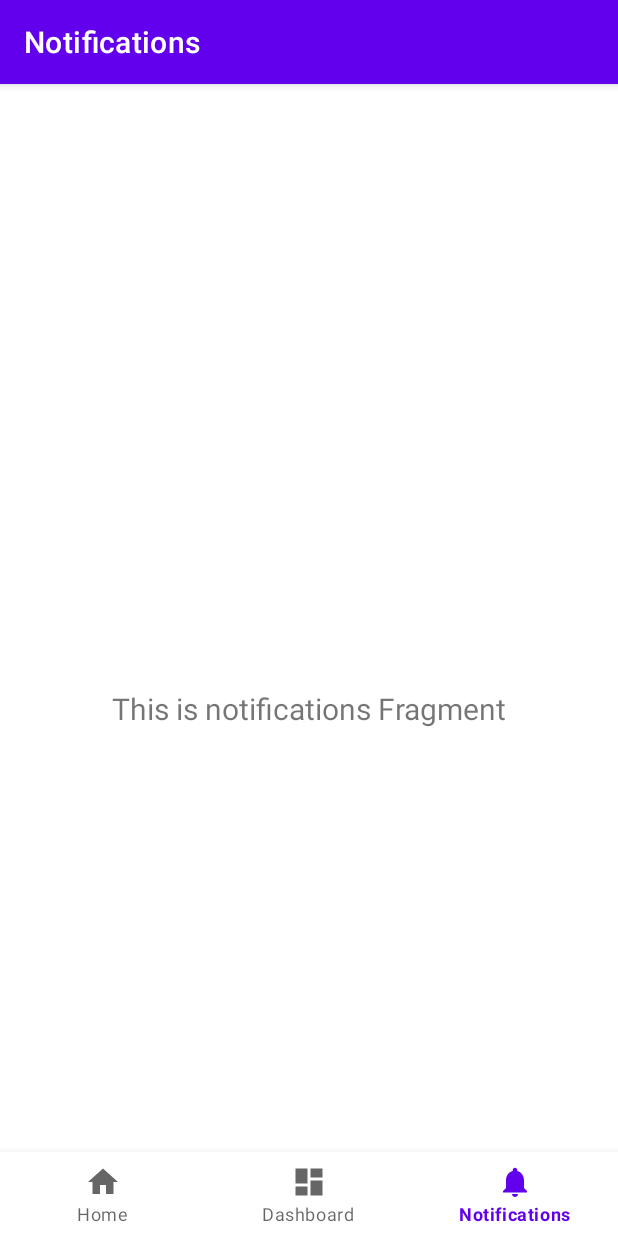
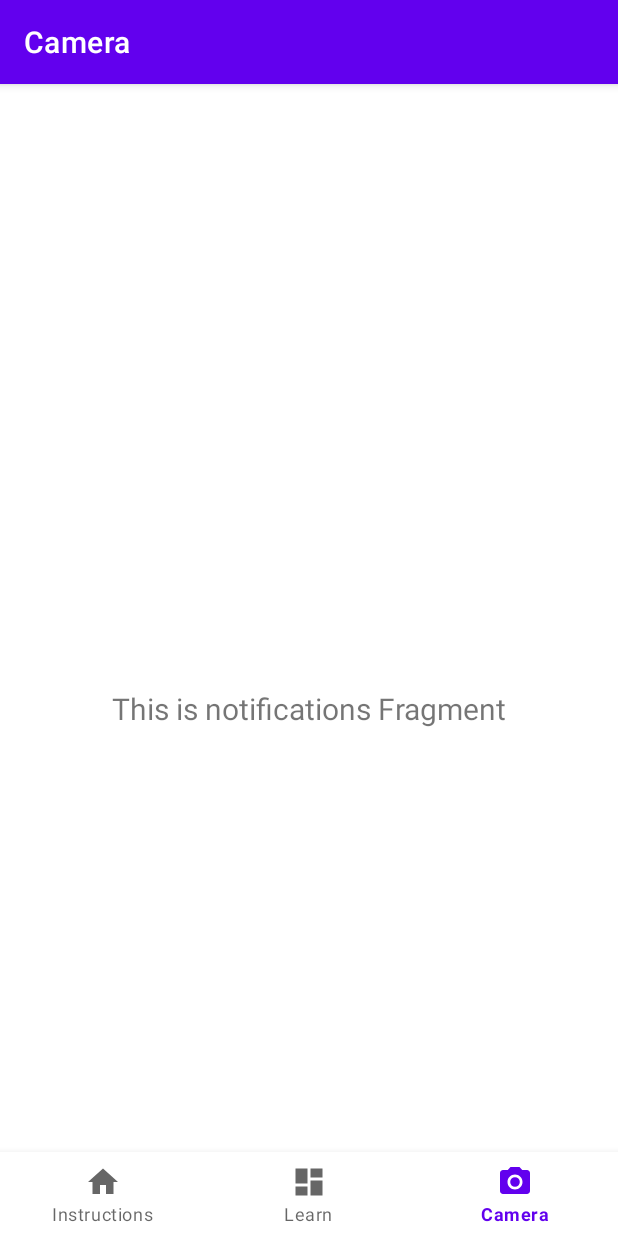
Before and after one commit to samielmadani/ArabicLingo, an Android app: the screen it shows after launch (MainActivity), item 3 of the bottom bar chosen, on a phone screen of 412 x 824 dp. Run offline under Robolectric (Android 15) with nearby library versions, the phone set to English and light mode, and no system bars; our stand-ins replace navigation-ui.

Commit message:
Your commit message here

```diff
--- a/app/build.gradle
+++ b/app/build.gradle
@@ -5,7 +5,7 @@
 
 android {
     namespace 'com.example.arabiclingo'
-    compileSdk 33
+    compileSdk 34
 
     defaultConfig {
         applicationId "com.example.arabiclingo"
--- a/app/src/main/java/com/example/arabiclingo/ui/home/HomeViewModel.kt
+++ b/app/src/main/java/com/example/arabiclingo/ui/home/HomeViewModel.kt
@@ -7,7 +7,7 @@
 class HomeViewModel : ViewModel() {
 
     private val _text = MutableLiveData<String>().apply {
-        value = "This is home Fragment"
+        value = "Welcome to ArabicLingo!"
     }
     val text: LiveData<String> = _text
 }
--- /dev/null
+++ b/app/src/main/res/drawable/ic_camera_black_24dp.xml
@@ -0,0 +1,6 @@
+<vector android:height="24dp" android:tint="#000000"
+    android:viewportHeight="24" android:viewportWidth="24"
+    android:width="24dp" xmlns:android="http://schemas.android.com/apk/res/android">
+    <path android:fillColor="@android:color/white" android:pathData="M12,12m-3.2,0a3.2,3.2 0,1 1,6.4 0a3.2,3.2 0,1 1,-6.4 0"/>
+    <path android:fillColor="@android:color/white" android:pathData="M9,2L7.17,4L4,4c-1.1,0 -2,0.9 -2,2v12c0,1.1 0.9,2 2,2h16c1.1,0 2,-0.9 2,-2L22,6c0,-1.1 -0.9,-2 -2,-2h-3.17L15,2L9,2zM12,17c-2.76,0 -5,-2.24 -5,-5s2.24,-5 5,-5 5,2.24 5,5 -2.24,5 -5,5z"/>
+</vector>
--- a/app/src/main/res/drawable/ic_notifications_black_24dp.xml
+++ /dev/null
@@ -1,9 +0,0 @@
-<vector xmlns:android="http://schemas.android.com/apk/res/android"
-    android:width="24dp"
-    android:height="24dp"
-    android:viewportWidth="24.0"
-    android:viewportHeight="24.0">
-    <path
-        android:fillColor="#FF000000"
-        android:pathData="M12,22c1.1,0 2,-0.9 2,-2h-4c0,1.1 0.89,2 2,2zM18,16v-5c0,-3.07 -1.64,-5.64 -4.5,-6.32L13.5,4c0,-0.83 -0.67,-1.5 -1.5,-1.5s-1.5,0.67 -1.5,1.5v0.68C7.63,5.36 6,7.92 6,11v5l-2,2v1h16v-1l-2,-2z" />
-</vector>
--- a/app/src/main/res/menu/bottom_nav_menu.xml
+++ b/app/src/main/res/menu/bottom_nav_menu.xml
@@ -13,7 +13,7 @@
 
     <item
         android:id="@+id/navigation_notifications"
-        android:icon="@drawable/ic_notifications_black_24dp"
+        android:icon="@drawable/ic_camera_black_24dp"
         android:title="@string/title_notifications" />
 
 </menu>
--- a/app/src/main/res/values/strings.xml
+++ b/app/src/main/res/values/strings.xml
@@ -1,6 +1,6 @@
 <resources>
     <string name="app_name">ArabicLingo</string>
-    <string name="title_home">Home</string>
-    <string name="title_dashboard">Dashboard</string>
-    <string name="title_notifications">Notifications</string>
+    <string name="title_home">Instructions</string>
+    <string name="title_dashboard">Learn</string>
+    <string name="title_notifications">Camera</string>
 </resources>
```
